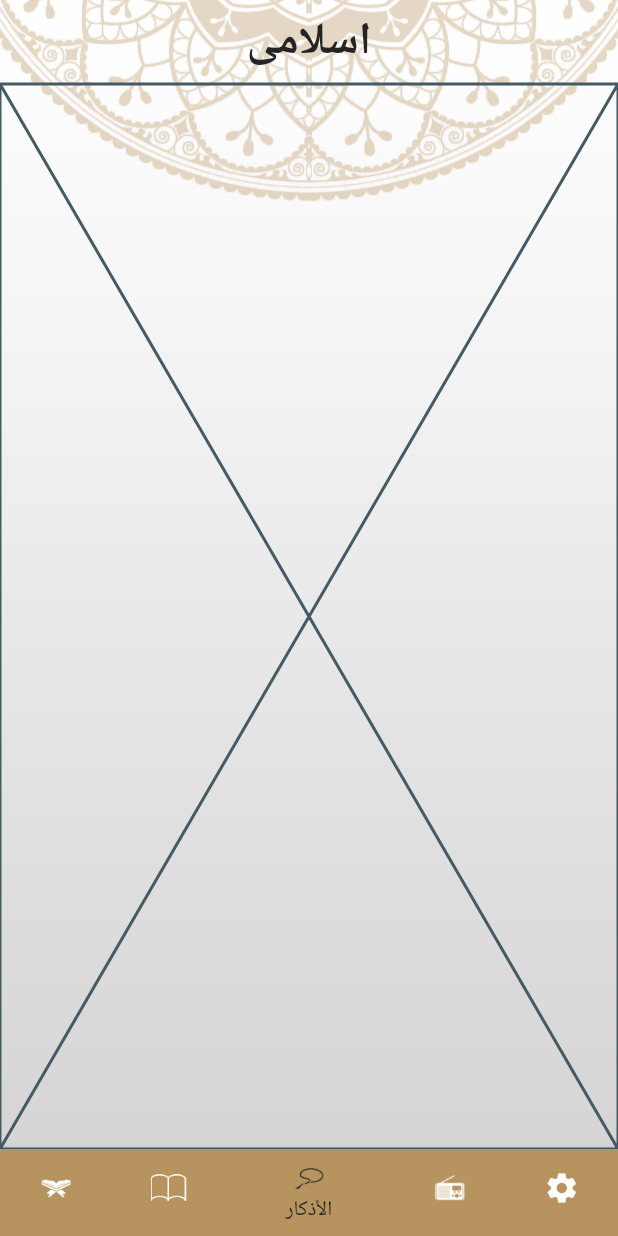
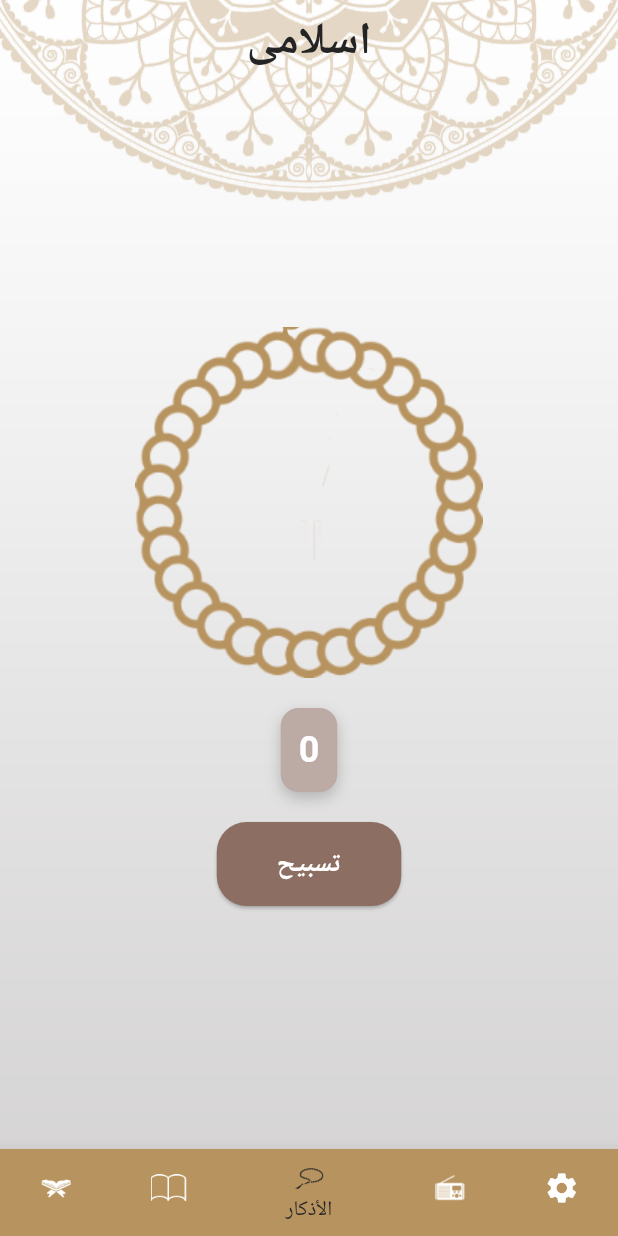
Before and after one commit to AliAshour2/zekr, a Flutter app: the screen it shows after launch, item 3 of the bottom bar chosen, on a phone screen of 412 x 824 dp. Run offline on Flutter 3.47's test engine with Material 3 defaults, Android fonts, the phone set to English and light mode, and no system bars; generated files the repository leaves out were written again.

Commit message:
implement SebhaTab with counter and rotation animation

```diff
--- a/lib/ui/taps/sebha_tab.dart
+++ b/lib/ui/taps/sebha_tab.dart
@@ -1,10 +1,121 @@
 import 'package:flutter/material.dart';
+import 'package:zekr/common/app_images.dart';
 
-class SebhaTab extends StatelessWidget {
+class SebhaTab extends StatefulWidget {
   const SebhaTab({super.key});
 
   @override
+  _SebhaTabState createState() => _SebhaTabState();
+}
+
+class _SebhaTabState extends State<SebhaTab>
+    with SingleTickerProviderStateMixin {
+  int counter = 0;
+  late AnimationController _controller;
+  late Animation<double> _rotationAnimation;
+
+  @override
+  void initState() {
+    super.initState();
+    _controller = AnimationController(
+      duration: const Duration(milliseconds: 500),
+      vsync: this,
+    );
+
+    _rotationAnimation =
+        Tween<double>(begin: 0, end: -0.5).animate(_controller);
+  }
+
+  void _incrementCounter() {
+    setState(() {
+      counter++;
+    });
+    _controller.forward(from: 0);
+  }
+
+  @override
+  void dispose() {
+    _controller.dispose();
+    super.dispose();
+  }
+
+  @override
   Widget build(BuildContext context) {
-    return const Placeholder();
+    return Center(
+      child: Column(
+        mainAxisAlignment: MainAxisAlignment.center,
+        crossAxisAlignment: CrossAxisAlignment.center,
+        children: [
+          // Stack to overlay body and head images
+          Stack(
+            alignment: Alignment.center,
+            children: [
+              // Body Image with Rotation Animation
+              AnimatedBuilder(
+                animation: _rotationAnimation,
+                builder: (context, child) {
+                  return Transform.rotate(
+                    angle: _rotationAnimation.value,
+                    child: child,
+                  );
+                },
+                child: Image.asset(AppImages.bodySebhaLogo), // Body image
+              ),
+              // Head Image on Top
+              Positioned(
+                top: -40, // Adjust this value to position the head correctly
+                child: Image.asset(
+                  AppImages.headSebhaLogo, // Replace with the head image
+                  height: 60, // Adjust size as needed
+                ),
+              ),
+            ],
+          ),
+          const SizedBox(height: 20),
+          // Counter with Stylish Box
+          Container(
+            padding: const EdgeInsets.all(12),
+            decoration: BoxDecoration(
+              color: Colors.brown[200],
+              borderRadius: BorderRadius.circular(12),
+              boxShadow: [
+                BoxShadow(
+                  color: Colors.black.withOpacity(0.2),
+                  blurRadius: 8,
+                  offset: Offset(0, 4),
+                ),
+              ],
+            ),
+            child: Text(
+              '$counter',
+              style: Theme.of(context).textTheme.headlineSmall?.copyWith(
+                    fontWeight: FontWeight.bold,
+                    color: Colors.white,
+                  ),
+            ),
+          ),
+          const SizedBox(height: 20),
+          // Elevated Button with Custom Style
+          ElevatedButton(
+            onPressed: _incrementCounter,
+            style: ElevatedButton.styleFrom(
+              backgroundColor: Colors.brown[400],
+              padding: const EdgeInsets.symmetric(horizontal: 40, vertical: 15),
+              shape: RoundedRectangleBorder(
+                borderRadius: BorderRadius.circular(20),
+              ),
+            ),
+            child: const Text(
+              'تسبيح',
+              style: TextStyle(
+                fontSize: 18,
+                fontWeight: FontWeight.bold,
+                color: Colors.white,
+              ),
+            ),
+          ),
+        ],
+      ),
+    );
   }
 }
```
Also changed, not shown: assets/images/body_sebha_dark@3x.png (added), assets/images/head_sebha_dark@3x.png (added).
